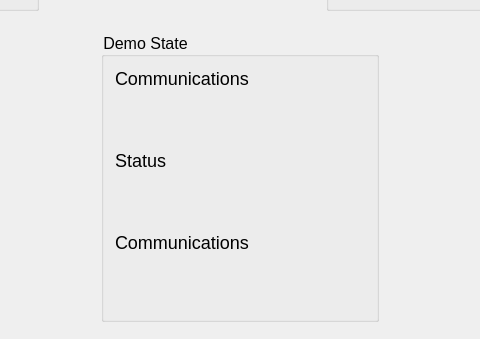
Before: the Qt Designer form C3/QtPoCProject/untitled/mainwindow.ui in dishbreak/wende-project, drawn with Qt 5; both pictures show x 400 to 880 and y 461 to 800 of the 1280 by 800 pixel window.
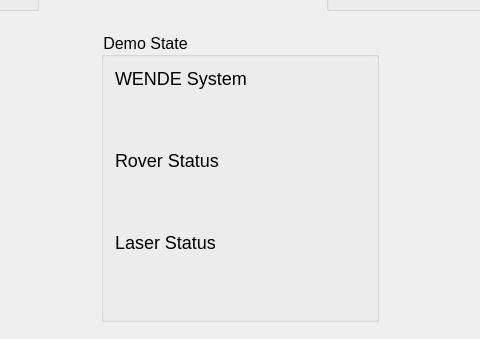
After: the same form once the commit is applied. Icons and pictures are not drawn.

Commit message: updated artwork for C3 Gui Display, began work on logic for display.

Patch:
```diff
--- a/C3/QtPoCProject/untitled/mainwindow.ui
+++ b/C3/QtPoCProject/untitled/mainwindow.ui
@@ -349,7 +349,7 @@
                 <string notr="true">font-size: 18px;</string>
                </property>
                <property name="text">
-                <string>Communications</string>
+                <string>WENDE System</string>
                </property>
               </widget>
              </item>
@@ -379,7 +379,7 @@
                 <string notr="true">font-size: 18px;</string>
                </property>
                <property name="text">
-                <string>Status</string>
+                <string>Rover Status</string>
                </property>
               </widget>
              </item>
@@ -409,7 +409,7 @@
                 <string notr="true">font-size: 18px;</string>
                </property>
                <property name="text">
-                <string>Communications</string>
+                <string>Laser Status</string>
                </property>
               </widget>
              </item>
```
Left out of the diff: 53 changed lines with no effect on the pictures. The commit also changes 2 other files.
